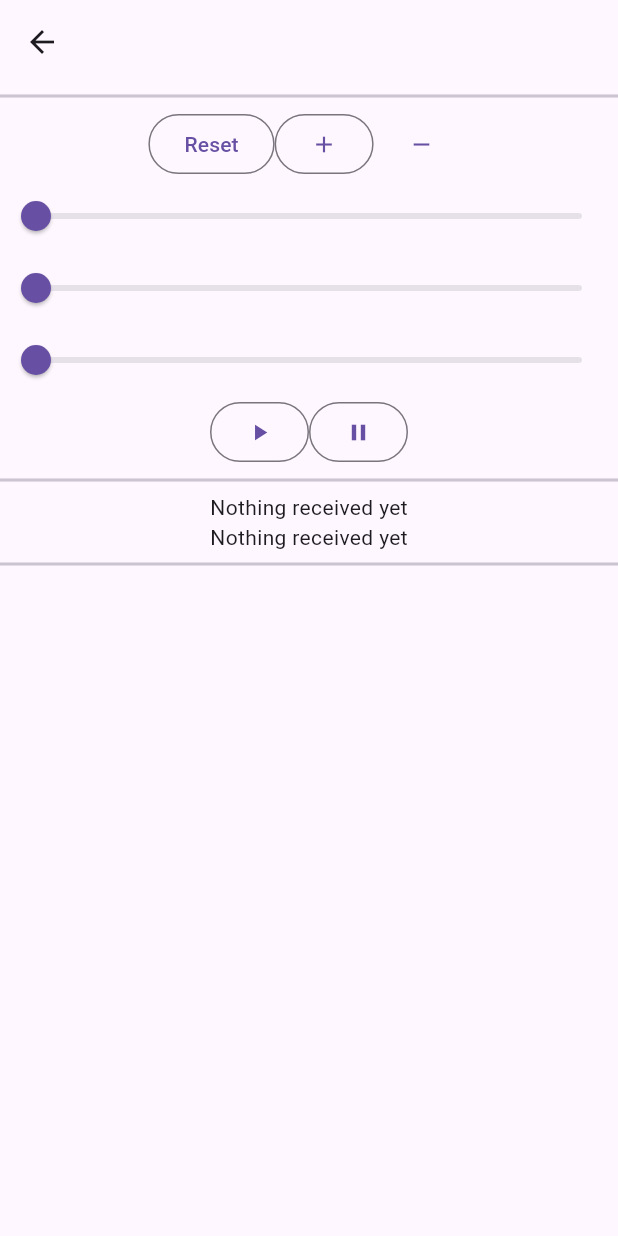
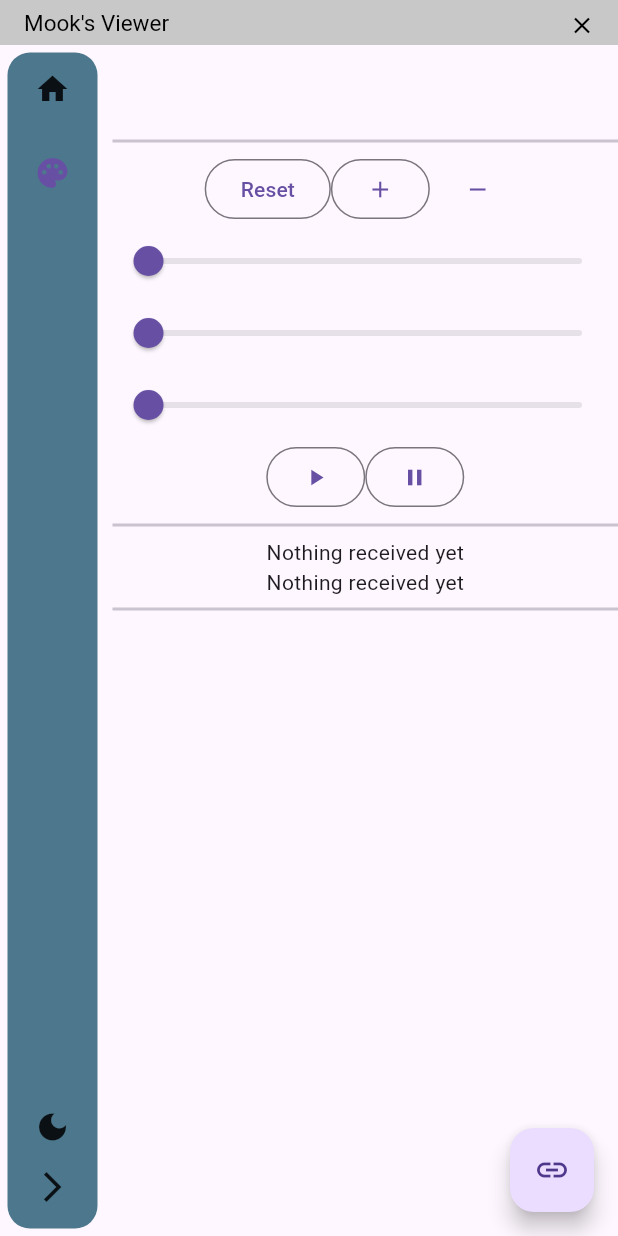
Before and after one commit to J-Mook/MrawViewer, a Flutter app: the screen it shows after launch, after a tap on the "palette" icon, on a phone screen of 412 x 824 dp. Run offline on Flutter 3.47's test engine with Material 3 defaults, Android fonts, the phone set to English and light mode, and no system bars; drawn by our look-alikes of sidebarx; our stand-ins replace file_picker, fixnum; missing offline and left inert: dart:ffi, desktop_drop, protobuf, rinf, window_manager; statements that could not run were skipped.

Commit message:
💄 슬라이더 추가, 뷰어 페이지 파일 분리, 프로바이더 폴더

```diff
--- /dev/null
+++ b/lib/ViewerPage.dart
@@ -0,0 +1,246 @@
+
+import 'package:provider/provider.dart';
+import 'package:flutter/cupertino.dart';
+import 'package:flutter/material.dart';
+import 'package:file_picker/file_picker.dart';
+import 'package:desktop_drop/desktop_drop.dart';
+
+
+import './messages/mooksviewer.pb.dart';
+
+import 'provider/themeprovider.dart';
+import 'provider/rawimageprovider.dart';
+
+
+
+class ViewerBody extends StatefulWidget {
+  const ViewerBody({super.key});
+
+  @override
+  State<ViewerBody> createState() => _ViewerBodyState();
+}
+
+class _ViewerBodyState extends State<ViewerBody> {
+
+  String mrawpath = "";
+  String str_height = "";
+  String str_width = "";
+  bool opened = false;
+
+  @override
+  Widget build(BuildContext context) {
+    final rawImageProvider = Provider.of<RawImageProvider>(context);
+
+    return Column(
+      children: [
+        SizedBox(height: 10,width: 1100,),
+        SizedBox(height: 35,
+          child: Row(
+            mainAxisAlignment: MainAxisAlignment.spaceAround,
+            children: [
+              Flexible(
+                child: Container(
+                  constraints: BoxConstraints(maxWidth: 150),
+                  child: TextField(
+                    keyboardType: TextInputType.number,
+                    decoration: InputDecoration(
+                      border: OutlineInputBorder(),
+                      labelText: 'Width',
+                    ),
+                    onChanged: (value) { if (value.isNotEmpty){ str_width = value; } },
+                  ),
+                ),
+              ),
+              Flexible(
+                child: Container(
+                  constraints: BoxConstraints(maxWidth: 150),
+                  child: TextField(
+                    keyboardType: TextInputType.number,
+                    decoration: InputDecoration(
+                      border: OutlineInputBorder(),
+                      labelText: 'Height',
+                    ),
+                    onChanged: (value) { if (value.isNotEmpty){ str_height = value; }}
+                  ),
+                ),
+              ),
+              Spacer(),
+              opened ? ElevatedButton(
+                onPressed:() {
+                  MessagePlayControl(cmd: 'Close', data: 0).sendSignalToRust(null);
+                  opened = false;
+                  setState(() { });
+                },
+                child: Row( children: [ Icon(Icons.close), Text(" Close"), ], )
+              ) : ElevatedButton(
+                onPressed:() async {
+                  FilePickerResult? result = await FilePicker.platform.pickFiles();
+                  if (result != null) { mrawpath = result.files.single.path!; }
+
+                  MessageOpenFile(
+                    filepath: mrawpath,
+                    height: int.parse(str_height) > 0 ? int.parse(str_height) : 0,
+                    width: int.parse(str_width) > 0 ? int.parse(str_width) : 0,
+                    byte: 0,
+                    head: 0,
+                    tail: 0
+                  ).sendSignalToRust(null);
+
+                  rawImageProvider.height = int.parse(str_height) > 0 ? int.parse(str_height) : 0;
+                  rawImageProvider.width = int.parse(str_width) > 0 ? int.parse(str_width) : 0;
+                  opened = true;
+                  // setState(() { });
+                },
+                child: Row( children: [ Icon(Icons.file_open), Text(" Open"), ], )
+              ),
+            ],
+          ),
+        ),
+        Divider(),
+        Text(mrawpath),
+        Stack(
+          children: [
+            Center(child: VideoArea()),
+            context.watch<RawImageProvider>().ishoverImage ? Center(child: PlayController()) : Text(""),
+          ],
+        ),
+      ],
+    );
+  }
+}
+
+class VideoArea extends StatefulWidget {
+  const VideoArea({super.key});
+
+  @override
+  State<VideoArea> createState() => _VideoAreaState();
+}
+
+class _VideoAreaState extends State<VideoArea> {
+
+  @override
+  Widget build(BuildContext pcontext) {
+    // final rawImageProvider = Provider.of<RawImageProvider>(pcontext);
+    return MouseRegion(
+      onEnter: (event) { pcontext.read<RawImageProvider>().setHover(true); },
+      onExit: (event) { pcontext.read<RawImageProvider>().setHover(false); },
+      child: StreamBuilder(
+        stream: MessageRaw.rustSignalStream,
+        builder: (context, snapshot) {
+          final rustSignal = snapshot.data;
+          if (rustSignal == null) {
+            pcontext.read<RawImageProvider>().setImageSize(640, 480);
+            return Container(
+              margin: const EdgeInsets.all(20),
+              width: 640,
+              height: 480,
+              decoration: BoxDecoration(
+                borderRadius: BorderRadius.circular(24.0),
+                color: Colors.black,
+              ),
+            );
+          }
+
+          final imageData = rustSignal.blob!;
+          final msg = rustSignal.message;
+          pcontext.read<RawImageProvider>().setImageSize(msg.width.toInt(), msg.height.toInt());
+          pcontext.read<RawImageProvider>().setIdx(msg.curidx.toInt());
+          pcontext.read<RawImageProvider>().maxidx = msg.endidx.toInt() - 1;
+
+          return Container(
+            margin: const EdgeInsets.fromLTRB(20, 20, 20, 7),
+            width: msg.width.toDouble(),
+            height: msg.height.toDouble(),
+
+            child: ClipRRect(
+              borderRadius: BorderRadius.circular(24.0),
+              child: FittedBox(
+                fit: BoxFit.contain,
+                child: Image.memory(
+                  imageData,
+                  width: msg.width.toDouble(),
+                  height: msg.height.toDouble(),
+                  gaplessPlayback: true,
+                ),
+              ),
+            ),
+          );
+        }
+      ),
+    );
+  }
+}
+
+class PlayController extends StatefulWidget {
+  const PlayController({super.key});
+
+  @override
+  State<PlayController> createState() => _PlayControllerState();
+}
+
+class _PlayControllerState extends State<PlayController> {
+  static double controllerSize = 50;
+  static double siderSize = 20;
+  double silderValue = 0;
+  double silderMax = 1;
+
+  @override
+  Widget build(BuildContext context) {
+    final themeProvider = Provider.of<ThemeProvider>(context);
+    final rawImageProvider = Provider.of<RawImageProvider>(context);
+    silderMax = context.watch<RawImageProvider>().maxidx.toDouble();
+
+    return MouseRegion(
+      onEnter: (event) { context.read<RawImageProvider>().setHover(true); },
+      onExit: (event) { context.read<RawImageProvider>().setHover(false); },
+      child: Column(
+        children: [
+          SizedBox(height: rawImageProvider.height > (controllerSize + siderSize) ? rawImageProvider.height - (controllerSize + siderSize) : 0,),
+          SizedBox(
+            height: siderSize,
+            width: rawImageProvider.width.toDouble(),
+            child: Slider(
+              value: context.watch<RawImageProvider>().curidx.toDouble(),
+              max: silderMax,
+              onChanged: (value) {
+                MessagePlayControl(cmd: 'Jump', data: value).sendSignalToRust(null);
+                setState(() { });
+              },
+            ),
+          ),
+          SizedBox(height: 5),
+          Container(
+            width: 200, height: controllerSize,
+            decoration: BoxDecoration(
+              color: themeProvider.isDarkMode ? Color.fromARGB(142, 0, 0, 0) : Color.fromARGB(218, 255, 255, 255),
+              borderRadius: BorderRadius.circular(10),
+            ),
+            child: Row(
+              mainAxisAlignment: MainAxisAlignment.center,
+              children: [
+                IconButton(
+                  onPressed:() {
+                    MessagePlayControl(cmd: 'Play', data: 0).sendSignalToRust(null);
+                  },
+                  icon: Icon(Icons.play_arrow,)
+                ),
+                IconButton(
+                  onPressed:() {
+                    MessagePlayControl(cmd: 'Pause', data: 0).sendSignalToRust(null);
+                  },
+                  icon: Icon(Icons.pause)
+                ),
+                IconButton(
+                  onPressed:() {
+                    MessagePlayControl(cmd: 'Stop', data: 0).sendSignalToRust(null);
+                  },
+                  icon: Icon(Icons.stop)
+                ),
+              ],
+            ),
+          ),
+        ],
+      ),
+    );
+  }
+}
--- a/lib/main.dart
+++ b/lib/main.dart
@@ -9,44 +9,46 @@ import 'package:rinf/rinf.dart';
 import 'package:file_picker/file_picker.dart';
 import 'package:window_manager/window_manager.dart';
 import 'package:desktop_drop/desktop_drop.dart';
+import 'package:sidebarx/sidebarx.dart';
 
 
 import './messages/generated.dart';
 import './messages/mooksviewer.pb.dart';
 
 import './RGBpage.dart';
-import './themeprovider.dart';
-import './rawimageprovider.dart';
+import './ViewerPage.dart';
+import 'provider/themeprovider.dart';
+import 'provider/rawimageprovider.dart';
 
 void main() async {
   await initializeRust();
 
   WidgetsFlutterBinding.ensureInitialized();
-  // await WindowManager.instance.ensureInitialized();
-  // windowManager.waitUntilReadyToShow().then((_) async {
-  //   await windowManager.setTitleBarStyle(
-  //     TitleBarStyle.hidden,
-  //     windowButtonVisibility: false,
-  //   );
-  //   // await windowManager.setMinimumSize(const Size(500, 600));
+  await WindowManager.instance.ensureInitialized();
+  windowManager.waitUntilReadyToShow().then((_) async {
+    await windowManager.setTitleBarStyle(
+      TitleBarStyle.hidden,
+      windowButtonVisibility: false,
+    );
+    // await windowManager.setMinimumSize(const Size(500, 600));
+    await windowManager.show();
+    await windowManager.focus();
+    await windowManager.setPreventClose(true);
+    await windowManager.setSkipTaskbar(false);
+  });
+
+  // await windowManager.ensureInitialized();
+  // WindowOptions windowOptions = WindowOptions(
+  //   // size: Size(800, 600),
+  //   center: true,
+  //   backgroundColor: Colors.transparent,
+  //   skipTaskbar: true,
+  //   titleBarStyle: TitleBarStyle.hidden,
+  // );
+  // windowManager.waitUntilReadyToShow(windowOptions, () async {
   //   await windowManager.show();
   //   await windowManager.focus();
-  //   await windowManager.setPreventClose(true);
-  //   await windowManager.setSkipTaskbar(false);
   // });
-
-  await windowManager.ensureInitialized();
-  WindowOptions windowOptions = WindowOptions(
-    // size: Size(800, 600),
-    center: true,
-    backgroundColor: Colors.transparent,
-    skipTaskbar: false,
-    titleBarStyle: TitleBarStyle.hidden,
-  );
-  windowManager.waitUntilReadyToShow(windowOptions, () async {
-    await windowManager.show();
-    await windowManager.focus();
-  });
 
   runApp(
     MultiProvider(
@@ -94,31 +96,43 @@ class MRawViewer extends StatelessWidget {
 
     return Scaffold(
       appBar: AppBar(
-        title: const Text("             Mook's Viewer", style: TextStyle(fontSize: 15),),
-        toolbarHeight: 35.0,
+        title: Text("Mook's Viewer", style: TextStyle(fontSize: 15, color: themeProvider.isDarkMode ? Colors.white : Colors.black),),
+        toolbarHeight: 30.0,
+        // backgroundColor: Color.fromARGB(255, 127, 127, 127),
+        // foregroundColor: Color.fromARGB(255, 127, 127, 127),
+        backgroundColor: themeProvider.isDarkMode ? Color.fromARGB(255, 100, 100, 100) : Color.fromARGB(255, 200, 200, 200),
+        foregroundColor: themeProvider.isDarkMode ? Color.fromARGB(255, 100, 100, 100) : Color.fromARGB(255, 200, 200, 200),
+        // backgroundColor: themeProvider.isDarkMode ? Color.fromARGB(64, 255, 255, 255) : Color.fromARGB(164, 0, 0, 0),
+        // foregroundColor: themeProvider.isDarkMode ? Color.fromARGB(64, 255, 255, 255) : Color.fromARGB(164, 0, 0, 0),
         // leading: IconButton(
         //     onPressed:() => exit(0),
-        //     icon: const Icon(Icons.close)
+        //     icon: const Icon(Icons.close),
+        //     iconSize: 18,
         //   ),
         actions: <Widget>[
-          Text("Dark Mode "),
-          Switch(
-            value: themeProvider.isDarkMode,
-            inactiveTrackColor: Colors.black38,
-            activeColor: Colors.white38,
-            onChanged: (value) {
-              themeProvider.toggleTheme(value);
-            },
-          ),
+          // Text("Dark Mode "),
+          // Switch(
+          //   value: themeProvider.isDarkMode,
+          //   inactiveTrackColor: Colors.black38,
+          //   activeColor: Colors.white38,
+          //   onChanged: (value) {
+          //     themeProvider.toggleTheme(value);
+          //   },
+          // ),
+          // IconButton(
+          //   onPressed:() {
+          //     Navigator.pushNamed(context, '/rgb');
+          //   },
+          //   icon: const Icon(Icons.palette)
+          // ),
           IconButton(
-            onPressed:() {
-              Navigator.pushNamed(context, '/rgb');
-            },
-            icon: const Icon(Icons.palette)
+            onPressed:() => exit(0),
+            icon: Icon(Icons.close, color: themeProvider.isDarkMode ? Colors.white : Colors.black,),
+            iconSize: 18,
           ),
         ],
       ),
-      body: ViewerBody(),
+      body: MainBody(),
       floatingActionButton: FloatingActionButton(
         onPressed: () {
           // setState(() { Navigator.pushNamed(context, '/RandColor'); });
@@ -129,234 +143,88 @@ class MRawViewer extends StatelessWidget {
   }
 }
 
-class ViewerBody extends StatefulWidget {
-  const ViewerBody({super.key});
+class MainBody extends StatefulWidget {
+  const MainBody({super.key});
 
   @override
-  State<ViewerBody> createState() => _ViewerBodyState();
+  State<MainBody> createState() => _MainBody();
 }
 
-class _ViewerBodyState extends State<ViewerBody> {
+class _MainBody extends State<MainBody> {
 
-  String mrawpath = "";
-  String str_height = "";
-  String str_width = "";
-  bool opened = false;
+  SidebarXController _controller = SidebarXController(selectedIndex: 0);
 
   @override
   Widget build(BuildContext context) {
-    final rawImageProvider = Provider.of<RawImageProvider>(context);
-
-    return Column(
+    final themeProvider = Provider.of<ThemeProvider>(context);
+    return Row(
       children: [
-        SizedBox(height: 10,width: 1100,),
-        SizedBox(height: 35,
-          child: Row(
-            mainAxisAlignment: MainAxisAlignment.spaceAround,
-            children: [
-              Flexible(
-                child: Container(
-                  constraints: BoxConstraints(maxWidth: 150),
-                  child: TextField(
-                    keyboardType: TextInputType.number,
-                    decoration: InputDecoration(
-                      border: OutlineInputBorder(),
-                      labelText: 'Width',
+        Container(
+          margin: EdgeInsets.fromLTRB(5, 5, 0, 5),
+          child: SidebarX(
+            controller: _controller,
+            items: const [
+              SidebarXItem(icon: Icons.home, label: ' Home'),
+              SidebarXItem(icon: Icons.palette, label: ' RGBpalette'),
+            ],
+            theme: SidebarXTheme(
+              width: 60,
+              decoration: BoxDecoration(
+                color: Color.fromARGB(255, 76, 119, 140),
+                borderRadius: BorderRadius.circular(15),
+              ),
+              margin: EdgeInsets.only(right: 10),
+            ),
+            extendedTheme: SidebarXTheme(
+              width: 150,
+              decoration: BoxDecoration(
+                color: Color.fromARGB(255, 96, 125, 139),
+                borderRadius: BorderRadius.circular(15),
+              ),
+              margin: EdgeInsets.only(right: 20),
+            ),
+            footerBuilder: (context, extended) {
+              return extended ?
+              Row(
+                mainAxisAlignment: MainAxisAlignment.center,
+                children: [
+                  Text("DarkMode"),
+                  SizedBox(height: 35,
+                    child: FittedBox(
+                      fit:BoxFit.fitHeight,
+                      child: Switch(
+                        value: themeProvider.isDarkMode,
+                        inactiveTrackColor: Colors.black38,
+                        activeColor: Colors.white38,
+                        onChanged: (value) {
+                          themeProvider.toggleTheme(value);
+                        },
+                      ),
                     ),
-                    onChanged: (value) { if (value.isNotEmpty){ str_width = value; } },
                   ),
-                ),
-              ),
-              Flexible(
-                child: Container(
-                  constraints: BoxConstraints(maxWidth: 150),
-                  child: TextField(
-                    keyboardType: TextInputType.number,
-                    decoration: InputDecoration(
-                      border: OutlineInputBorder(),
-                      labelText: 'Height',
-                    ),
-                    onChanged: (value) { if (value.isNotEmpty){ str_height = value; }}
-                  ),
-                ),
-              ),
-              Spacer(),
-              opened ? ElevatedButton(
-                onPressed:() {
-                  MessagePlayControl(cmd: 'Close', data: 0).sendSignalToRust(null);
-                  opened = false;
-                  setState(() { });
-                },
-                child: Row( children: [ Icon(Icons.close), Text(" Close"), ], )
-              ) : ElevatedButton(
-                onPressed:() async {
-                  FilePickerResult? result = await FilePicker.platform.pickFiles();
-                  if (result != null) { mrawpath = result.files.single.path!; }
-
-                  MessageOpenFile(
-                    filepath: mrawpath,
-                    height: int.parse(str_height) > 0 ? int.parse(str_height) : 0,
-                    width: int.parse(str_width) > 0 ? int.parse(str_width) : 0,
-                    byte: 0,
-                    head: 0,
-                    tail: 0
-                  ).sendSignalToRust(null);
-
-                  rawImageProvider.height = int.parse(str_height) > 0 ? int.parse(str_height) : 0;
-                  rawImageProvider.width = int.parse(str_width) > 0 ? int.parse(str_width) : 0;
-                  opened = true;
-                  // setState(() { });
-                },
-                child: Row( children: [ Icon(Icons.file_open), Text(" Open"), ], )
-              ),
-            ],
+                ],
+              ) : Icon(Icons.dark_mode);
+            },
           ),
         ),
-        Text(mrawpath),
+        // ViewerBody(),
+        Expanded(
+          child: AnimatedBuilder(
+            animation: _controller,
+            builder:(context, child) {
+              switch (_controller.selectedIndex) {
+                case 0:
+                  return ViewerBody();
+                case 1:
+                  return RGBPage();
 
-        Stack(
-          children: [
-            Center(child: VideoArea()),
-            context.watch<RawImageProvider>().ishoverImage ? Center(child: PlayController()) : Text(""),
-          ],
+                default:
+                  return ViewerBody();
+              }
+            },
+          )
         ),
       ],
     );
   }
 }
-
-class VideoArea extends StatefulWidget {
-  const VideoArea({super.key});
-
-  @override
-  State<VideoArea> createState() => _VideoAreaState();
-}
-
-class _VideoAreaState extends State<VideoArea> {
-
-  @override
-  Widget build(BuildContext pcontext) {
-    // final rawImageProvider = Provider.of<RawImageProvider>(pcontext);
-    return MouseRegion(
-      onEnter: (event) { pcontext.read<RawImageProvider>().setHover(true); },
-      onExit: (event) { pcontext.read<RawImageProvider>().setHover(false); },
-      child: StreamBuilder(
-        stream: MessageRaw.rustSignalStream,
-        builder: (context, snapshot) {
-          final rustSignal = snapshot.data;
-          if (rustSignal == null) {
-            pcontext.read<RawImageProvider>().setImageSize(640, 480);
-            return Container(
-              margin: const EdgeInsets.all(20),
-              width: 640,
-              height: 480,
-              decoration: BoxDecoration(
-                borderRadius: BorderRadius.circular(24.0),
-                color: Colors.black,
-              ),
-            );
-          }
-
-          final imageData = rustSignal.blob!;
-          final msg = rustSignal.message;
-          pcontext.read<RawImageProvider>().setImageSize(msg.width.toInt(), msg.height.toInt());
-          pcontext.read<RawImageProvider>().setIdx(msg.curidx.toInt());
-          pcontext.read<RawImageProvider>().maxidx = msg.endidx.toInt() - 1;
-
-          return Container(
-            margin: const EdgeInsets.fromLTRB(20, 20, 20, 7),
-            width: msg.width.toDouble(),
-            height: msg.height.toDouble(),
-
-            child: ClipRRect(
-              borderRadius: BorderRadius.circular(24.0),
-              child: FittedBox(
-                fit: BoxFit.contain,
-                child: Image.memory(
-                  imageData,
-                  width: msg.width.toDouble(),
-                  height: msg.height.toDouble(),
-                  gaplessPlayback: true,
-                ),
-              ),
-            ),
-          );
-        }
-      ),
-    );
-  }
-}
-
-class PlayController extends StatefulWidget {
-  const PlayController({super.key});
-
-  @override
-  State<PlayController> createState() => _PlayControllerState();
-}
-
-class _PlayControllerState extends State<PlayController> {
-  static double controllerSize = 50;
-  static double siderSize = 20;
-  double silderValue = 0;
-  double silderMax = 1;
-
-  @override
-  Widget build(BuildContext context) {
-    final themeProvider = Provider.of<ThemeProvider>(context);
-    final rawImageProvider = Provider.of<RawImageProvider>(context);
-    silderMax = context.watch<RawImageProvider>().maxidx.toDouble();
-
-    return MouseRegion(
-      onEnter: (event) { context.read<RawImageProvider>().setHover(true); },
-      onExit: (event) { context.read<RawImageProvider>().setHover(false); },
-      child: Column(
-        children: [
-          SizedBox(height: rawImageProvider.height > (controllerSize + siderSize) ? rawImageProvider.height - (controllerSize + siderSize) : 0,),
-          SizedBox(
-            height: siderSize,
-            width: rawImageProvider.width.toDouble(),
-            child: Slider(
-              value: context.watch<RawImageProvider>().curidx.toDouble(),
-              max: silderMax,
-              onChanged: (value) {
-                MessagePlayControl(cmd: 'Jump', data: value).sendSignalToRust(null);
-                setState(() { });
-              },
-            ),
-          ),
-          SizedBox(height: 5),
-          Container(
-            width: 200, height: controllerSize,
-            decoration: BoxDecoration(
-              color: themeProvider.isDarkMode ? Color.fromARGB(142, 0, 0, 0) : Color.fromARGB(218, 255, 255, 255),
-              borderRadius: BorderRadius.circular(10),
-            ),
-            child: Row(
-              mainAxisAlignment: MainAxisAlignment.center,
-              children: [
-                IconButton(
-                  onPressed:() {
-                    MessagePlayControl(cmd: 'Play', data: 0).sendSignalToRust(null);
-                  },
-                  icon: Icon(Icons.play_arrow,)
-                ),
-                IconButton(
-                  onPressed:() {
-                    MessagePlayControl(cmd: 'Pause', data: 0).sendSignalToRust(null);
-                  },
-                  icon: Icon(Icons.pause)
-                ),
-                IconButton(
-                  onPressed:() {
-                    MessagePlayControl(cmd: 'Stop', data: 0).sendSignalToRust(null);
-                  },
-                  icon: Icon(Icons.stop)
-                ),
-              ],
-            ),
-          ),
-        ],
-      ),
-    );
-  }
-}
--- a/lib/themeprovider.dart
+++ b/lib/provider/themeprovider.dart
@@ -9,4 +9,12 @@ class ThemeProvider with ChangeNotifier {
     themeMode = isOn ? ThemeMode.dark : ThemeMode.light;
     notifyListeners();
   }
+
+  bool sidebarextended = false;
+  void toggleSidebar(bool isOn) {
+    if (sidebarextended =! isOn)
+      notifyListeners();
+    sidebarextended = isOn;
+  }
+
 }
--- a/pubspec.yaml
+++ b/pubspec.yaml
@@ -12,6 +12,7 @@ dependencies:
   file_picker: ^6.2.0
   window_manager: ^0.3.8
   desktop_drop: ^0.4.4
+  sidebarx: ^0.16.2
   flutter:
     sdk: flutter
   protobuf: ^3.1.0
```
Also changed, not shown: lib/provider/rawimageprovider.dart (renamed from lib/rawimageprovider.dart).
